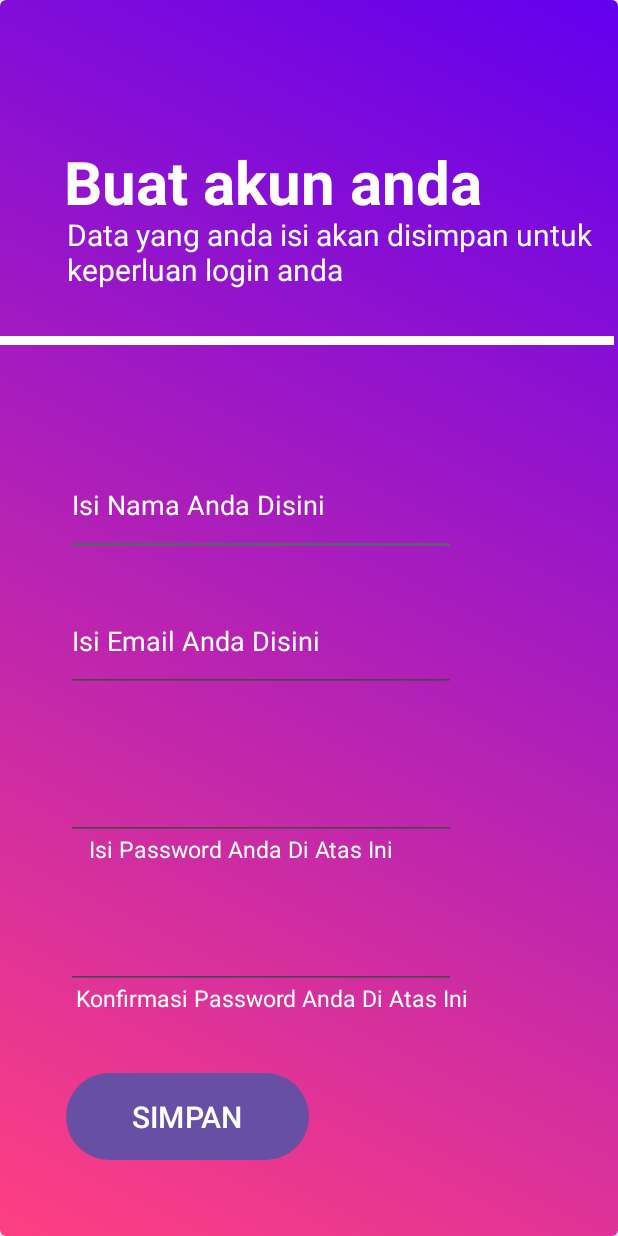
After one commit to Baybay-10/Tugas6PM, an Android app: the RegisterActivity screen opened directly, with no data from a screen before it, on a phone screen of 412 x 824 dp. The commit adds this screen. Run offline under Robolectric (Android 15) with nearby library versions, the phone set to English and light mode, and no system bars.

Commit message:
update 07/03/2025

```diff
--- a/app/src/main/AndroidManifest.xml
+++ b/app/src/main/AndroidManifest.xml
@@ -13,6 +13,12 @@
         android:theme="@style/Theme.Tugas2PM"
         tools:targetApi="31">
         <activity
+            android:name=".RegisterActivity"
+            android:exported="false" />
+        <activity
+            android:name=".ForgotPasswordActivity"
+            android:exported="false" />
+        <activity
             android:name=".MainActivity"
             android:exported="true">
             <intent-filter>
--- /dev/null
+++ b/app/src/main/java/com/example/tugas2pm/RegisterActivity.kt
@@ -0,0 +1,25 @@
+package com.example.tugas2pm
+
+import android.content.Intent
+import android.os.Bundle
+import android.widget.Button
+import android.widget.TextView
+import androidx.activity.enableEdgeToEdge
+import androidx.appcompat.app.AppCompatActivity
+
+
+class RegisterActivity : AppCompatActivity() {
+    override fun onCreate(savedInstanceState: Bundle?) {
+        super.onCreate(savedInstanceState)
+        enableEdgeToEdge()
+        setContentView(R.layout.activity_register)
+
+
+        val simpanLink: Button = findViewById(R.id.button2)
+
+        simpanLink.setOnClickListener{
+            val intent = Intent(this, MainActivity::class.java)
+            startActivity(intent)
+        }
+    }
+}
--- /dev/null
+++ b/app/src/main/res/layout/activity_register.xml
@@ -0,0 +1,154 @@
+<?xml version="1.0" encoding="utf-8"?>
+<androidx.constraintlayout.widget.ConstraintLayout xmlns:android="http://schemas.android.com/apk/res/android"
+    xmlns:app="http://schemas.android.com/apk/res-auto"
+    xmlns:tools="http://schemas.android.com/tools"
+    android:id="@+id/main"
+    android:layout_width="match_parent"
+    android:layout_height="match_parent"
+    android:background="@drawable/gradient_background"
+    android:outlineProvider="none"
+    tools:context=".RegisterActivity">
+
+    <TextView
+        android:id="@+id/textView"
+        android:layout_width="wrap_content"
+        android:layout_height="wrap_content"
+        android:text="Buat akun anda"
+        android:textColor="#ffffff"
+        android:textSize="40dp"
+        android:textStyle="bold"
+        app:layout_constraintBottom_toBottomOf="parent"
+        app:layout_constraintEnd_toEndOf="parent"
+        app:layout_constraintHorizontal_bias="0.322"
+        app:layout_constraintStart_toStartOf="parent"
+        app:layout_constraintTop_toTopOf="parent"
+        app:layout_constraintVertical_bias="0.122" />
+
+    <TextView
+        android:id="@+id/textView5"
+        android:layout_width="356dp"
+        android:layout_height="54dp"
+        android:text="Data yang anda isi akan disimpan untuk keperluan login anda"
+        android:textColor="#ffffff"
+        android:textSize="20dp"
+        app:layout_constraintBottom_toBottomOf="parent"
+        app:layout_constraintEnd_toEndOf="parent"
+        app:layout_constraintHorizontal_bias="0.8"
+        app:layout_constraintStart_toStartOf="parent"
+        app:layout_constraintTop_toTopOf="parent"
+        app:layout_constraintVertical_bias="0.185" />
+
+    <View
+        android:id="@+id/divider"
+        android:layout_width="409dp"
+        android:layout_height="6dp"
+        android:background="#ffffff"
+        app:layout_constraintBottom_toBottomOf="parent"
+        app:layout_constraintEnd_toEndOf="parent"
+        app:layout_constraintHorizontal_bias="0.0"
+        app:layout_constraintStart_toStartOf="parent"
+        app:layout_constraintTop_toTopOf="parent"
+        app:layout_constraintVertical_bias="0.274" />
+
+    <EditText
+        android:id="@+id/editTextText2"
+        android:layout_width="260dp"
+        android:layout_height="67dp"
+        android:ems="10"
+        android:inputType="text"
+        android:text="Isi Nama Anda Disini"
+        android:textColor="#ffffff"
+        app:layout_constraintBottom_toBottomOf="parent"
+        app:layout_constraintEnd_toEndOf="parent"
+        app:layout_constraintHorizontal_bias="0.291"
+        app:layout_constraintStart_toStartOf="parent"
+        app:layout_constraintTop_toTopOf="parent"
+        app:layout_constraintVertical_bias="0.401" />
+
+    <EditText
+        android:id="@+id/editTextTextEmailAddress2"
+        android:layout_width="260dp"
+        android:layout_height="67dp"
+        android:ems="10"
+        android:inputType="textEmailAddress"
+        android:text="Isi Email Anda Disini"
+        android:textColor="#ffffff"
+        app:layout_constraintBottom_toBottomOf="parent"
+        app:layout_constraintEnd_toEndOf="parent"
+        app:layout_constraintHorizontal_bias="0.291"
+        app:layout_constraintStart_toStartOf="parent"
+        app:layout_constraintTop_toTopOf="parent"
+        app:layout_constraintVertical_bias="0.521" />
+
+    <EditText
+        android:id="@+id/editTextTextPassword"
+        android:layout_width="260dp"
+        android:layout_height="67dp"
+        android:ems="10"
+        android:inputType="textPassword"
+        android:textColor="#ffffff"
+        app:layout_constraintBottom_toBottomOf="parent"
+        app:layout_constraintEnd_toEndOf="parent"
+        app:layout_constraintHorizontal_bias="0.291"
+        app:layout_constraintStart_toStartOf="parent"
+        app:layout_constraintTop_toTopOf="parent"
+        app:layout_constraintVertical_bias="0.651" />
+
+    <TextView
+        android:id="@+id/textView8"
+        android:layout_width="wrap_content"
+        android:layout_height="wrap_content"
+        android:text="Isi Password Anda Di Atas Ini"
+        android:textColor="#ffffff"
+        android:textSize="15dp"
+        app:layout_constraintBottom_toBottomOf="parent"
+        app:layout_constraintEnd_toEndOf="parent"
+        app:layout_constraintHorizontal_bias="0.285"
+        app:layout_constraintStart_toStartOf="parent"
+        app:layout_constraintTop_toTopOf="parent"
+        app:layout_constraintVertical_bias="0.692" />
+
+    <TextView
+        android:id="@+id/textView9"
+        android:layout_width="wrap_content"
+        android:layout_height="wrap_content"
+        android:text="Konfirmasi Password Anda Di Atas Ini"
+        android:textColor="#ffffff"
+        android:textSize="15dp"
+        app:layout_constraintBottom_toBottomOf="parent"
+        app:layout_constraintEnd_toEndOf="parent"
+        app:layout_constraintHorizontal_bias="0.339"
+        app:layout_constraintStart_toStartOf="parent"
+        app:layout_constraintTop_toTopOf="parent"
+        app:layout_constraintVertical_bias="0.816" />
+
+    <EditText
+        android:id="@+id/editTextTextPassword3"
+        android:layout_width="260dp"
+        android:layout_height="67dp"
+        android:ems="10"
+        android:inputType="textPassword"
+        android:textColor="#ffffff"
+        app:layout_constraintBottom_toBottomOf="parent"
+        app:layout_constraintEnd_toEndOf="parent"
+        app:layout_constraintHorizontal_bias="0.291"
+        app:layout_constraintStart_toStartOf="parent"
+        app:layout_constraintTop_toTopOf="parent"
+        app:layout_constraintVertical_bias="0.782" />
+
+    <Button
+        android:id="@+id/button2"
+        android:layout_width="162dp"
+        android:layout_height="66dp"
+        android:text="SIMPAN"
+        android:textColorLink="#3babfb"
+        android:textSize="20dp"
+        app:layout_constraintBottom_toBottomOf="parent"
+        app:layout_constraintEnd_toEndOf="parent"
+        app:layout_constraintHorizontal_bias="0.176"
+        app:layout_constraintStart_toStartOf="parent"
+        app:layout_constraintTop_toTopOf="parent"
+        app:layout_constraintVertical_bias="0.938" />
+
+
+</androidx.constraintlayout.widget.ConstraintLayout>
```
Also changed, not shown: app/src/main/java/com/example/tugas2pm/ForgotPasswordActivity.kt (added, +28 -0 lines), app/src/main/java/com/example/tugas2pm/MainActivity.kt (+19 -0 lines), app/src/main/res/layout/activity_forgot_password.xml (added, +94 -0 lines), app/src/main/res/layout/activity_main.xml (+22 -11 lines).
